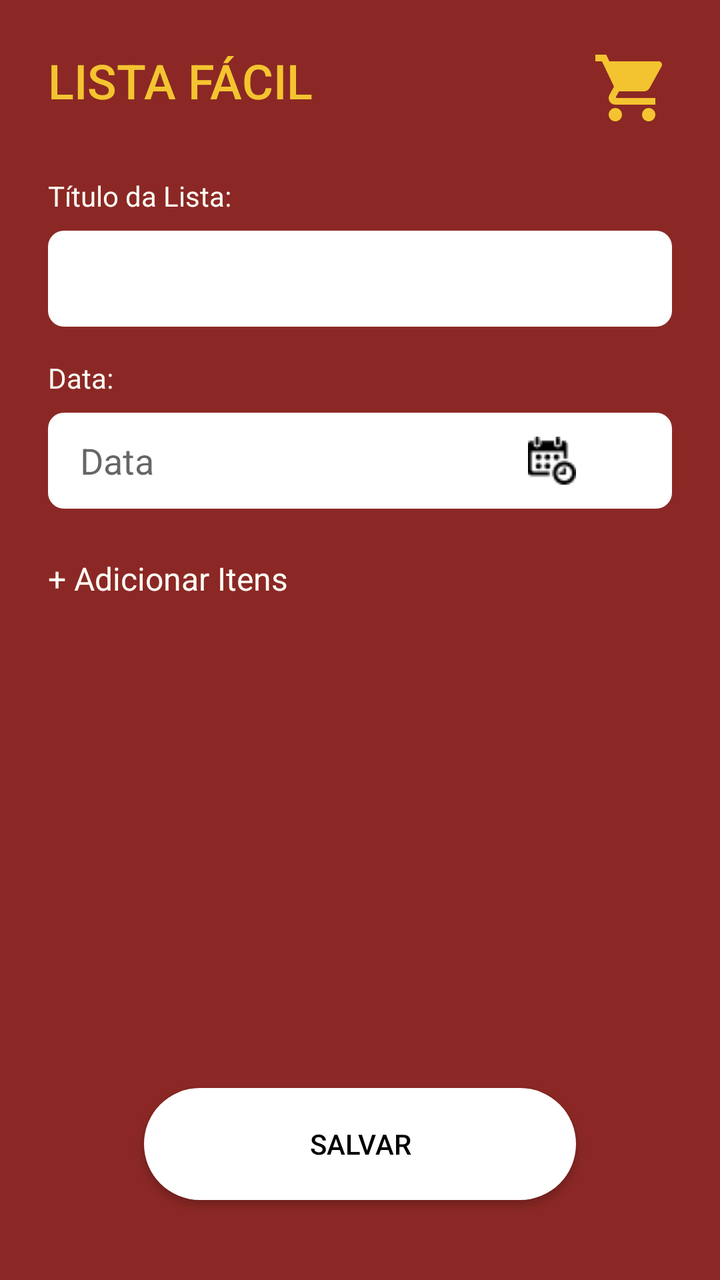
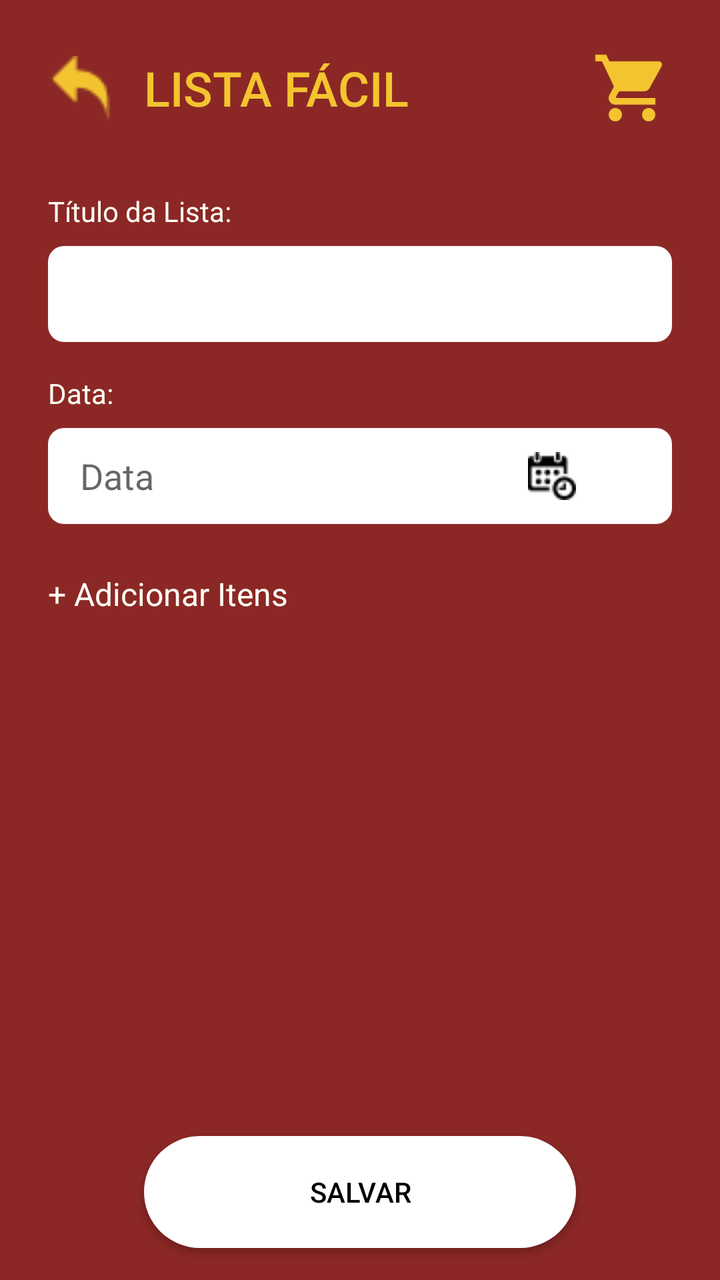

Screens rendered from an Android XML layout before and after an edit, with the pre-edit source and the edit as a unified diff.
<!-- AndroidManifest.xml: application theme Theme.ListaFacil -->
<!-- res/layout/activity_adicionar_lista.xml -->
<?xml version="1.0" encoding="utf-8"?>
<ScrollView
    xmlns:android="http://schemas.android.com/apk/res/android"
    xmlns:app="http://schemas.android.com/apk/res-auto"
    android:layout_width="match_parent"
    android:layout_height="match_parent"
    android:background="@color/primary_red"
    android:fillViewport="true">

    <androidx.constraintlayout.widget.ConstraintLayout
        android:layout_width="match_parent"
        android:layout_height="wrap_content"
        android:padding="24dp">

        <TextView
            android:id="@+id/tvTitle"
            android:layout_width="wrap_content"
            android:layout_height="wrap_content"
            android:text="LISTA FÁCIL"
            android:textSize="24sp"
            android:textColor="@color/accent_gold"
            android:fontFamily="sans-serif-medium"
            app:layout_constraintTop_toTopOf="parent"
            app:layout_constraintStart_toStartOf="parent" />

        <ImageView
            android:id="@+id/ivCart"
            android:layout_width="40dp"
            android:layout_height="40dp"
            android:src="@drawable/ic_cart"
            app:tint="@color/accent_gold"
            app:layout_constraintTop_toTopOf="parent"
            app:layout_constraintEnd_toEndOf="parent"
            android:contentDescription="@string/app_name" />

        <TextView
            android:id="@+id/tvTitleLabel"
            android:layout_width="wrap_content"
            android:layout_height="wrap_content"
            android:text="@string/title_list"
            android:textSize="14sp"
            android:textColor="@color/text_white"
            android:layout_marginTop="32dp"
            app:layout_constraintTop_toBottomOf="@id/tvTitle"
            app:layout_constraintStart_toStartOf="parent" />

        <EditText
            android:id="@+id/etListTitle"
            android:layout_width="0dp"
            android:layout_height="48dp"
            android:background="@drawable/bg_edit_text"
            android:paddingStart="16dp"
            android:paddingEnd="16dp"
            android:textColor="@color/black"
            android:layout_marginTop="8dp"
            app:layout_constraintTop_toBottomOf="@id/tvTitleLabel"
            app:layout_constraintStart_toStartOf="parent"
            app:layout_constraintEnd_toEndOf="parent" />

        <TextView
            android:id="@+id/tvDateLabel"
            android:layout_width="wrap_content"
            android:layout_height="wrap_content"
            android:text="@string/date"
            android:textSize="14sp"
            android:textColor="@color/text_white"
            android:layout_marginTop="16dp"
            app:layout_constraintTop_toBottomOf="@id/etListTitle"
            app:layout_constraintStart_toStartOf="parent" />

        <EditText
            android:id="@+id/etDate"
            android:layout_width="0dp"
            android:layout_height="48dp"
            android:background="@drawable/bg_edit_text"
            android:paddingStart="16dp"
            android:paddingEnd="48dp"
            android:textColor="@color/black"
            android:inputType="date"
            android:hint="Data"
            android:drawableEnd="@drawable/calendar2"
            android:focusable="false"
            android:clickable="true"
            android:layout_marginTop="8dp"
            app:layout_constraintTop_toBottomOf="@id/tvDateLabel"
            app:layout_constraintStart_toStartOf="parent"
            app:layout_constraintEnd_toEndOf="parent" />


        <TextView
            android:id="@+id/tvAddItems"
            android:layout_width="wrap_content"
            android:layout_height="wrap_content"
            android:text="@string/add_items"
            android:textSize="16sp"
            android:textColor="@color/text_white"
            android:layout_marginTop="24dp"
            app:layout_constraintTop_toBottomOf="@id/etDate"
            app:layout_constraintStart_toStartOf="parent" />

        <androidx.recyclerview.widget.RecyclerView
            android:id="@+id/rvItems"
            android:layout_width="0dp"
            android:layout_height="wrap_content"
            app:layout_constraintBottom_toTopOf="@+id/btnSalvar"
            app:layout_constraintEnd_toEndOf="parent"
            app:layout_constraintHorizontal_bias="0.0"
            app:layout_constraintStart_toStartOf="parent"
            app:layout_constraintTop_toBottomOf="@id/tvAddItems"
            app:layout_constraintVertical_bias="0.1" />

        <androidx.appcompat.widget.AppCompatButton
            android:id="@+id/btnSalvar"
            android:layout_width="0dp"
            android:layout_height="56dp"
            android:layout_marginStart="48dp"
            android:layout_marginEnd="48dp"
            android:layout_marginBottom="16dp"
            android:background="@drawable/bg_button"
            android:text="@string/save"
            android:textColor="@color/black"
            app:layout_constraintBottom_toBottomOf="parent"
            app:layout_constraintEnd_toEndOf="parent"
            app:layout_constraintStart_toStartOf="parent" />

    </androidx.constraintlayout.widget.ConstraintLayout>
</ScrollView>
<!-- resources referenced by this layout -->
<resources>
  <color name="accent_gold">#F4C430</color>
  <color name="black">#000000</color>
  <color name="primary_red">#8B2825</color>
  <color name="text_white">#FFFEF5</color>
  <!-- drawable bg_button (drawable) -->
  <?xml version="1.0" encoding="utf-8"?>
  <shape xmlns:android="http://schemas.android.com/apk/res/android">
      <solid android:color="@color/white" />
      <corners android:radius="28dp" />
  </shape>
  <!-- drawable bg_edit_text (drawable) -->
  <?xml version="1.0" encoding="utf-8"?>
  <shape xmlns:android="http://schemas.android.com/apk/res/android">
      <solid android:color="@color/white" />
      <corners android:radius="8dp" />
  </shape>
  <!-- drawable calendar2: png bitmap (drawable, 765 bytes) -->
  <!-- drawable ic_cart (drawable) -->
  <vector xmlns:android="http://schemas.android.com/apk/res/android"
      android:width="24dp"
      android:height="24dp"
      android:viewportWidth="24"
      android:viewportHeight="24">
      <path
          android:fillColor="@color/accent_gold"
          android:pathData="M7,18c-1.1,0 -1.99,0.9 -1.99,2S5.9,22 7,22s2,-0.9 2,-2 -0.9,-2 -2,-2zM1,2v2h2l3.6,7.59 -1.35,2.45c-0.16,0.28 -0.25,0.61 -0.25,0.96 0,1.1 0.9,2 2,2h12v-2L7.42,15c-0.14,0 -0.25,-0.11 -0.25,-0.25l0.03,-0.12 0.9,-1.63h7.45c0.75,0 1.41,-0.41 1.75,-1.03l3.58,-6.49c0.08,-0.14 0.12,-0.31 0.12,-0.48 0,-0.55 -0.45,-1 -1,-1L5.21,4l-0.94,-2L1,2zM17,18c-1.1,0 -1.99,0.9 -1.99,2s0.89,2 1.99,2 2,-0.9 2,-2 -0.9,-2 -2,-2z"/>
  </vector>
  <string name="add_items">+ Adicionar Itens</string>
  <string name="app_name">ListaFácil</string>
  <string name="date">Data:</string>
  <string name="save">SALVAR</string>
  <string name="title_list">Título da Lista:</string>
  <style name="Theme.ListaFacil" parent="Theme.MaterialComponents.DayNight.NoActionBar">
          <item name="colorPrimary">@color/primary_red</item>
          <item name="colorPrimaryDark">@color/primary_dark</item>
          <item name="colorAccent">@color/accent_gold</item>
          <item name="android:statusBarColor">@color/primary_dark</item>
      </style>
  <color name="white">#FFFFFF</color>
  <color name="primary_dark">#6B1A18</color>
</resources>

<!-- the commit's change to res/layout/activity_adicionar_lista.xml (unified diff, before → after) -->
@@ -1,38 +1,59 @@
 <?xml version="1.0" encoding="utf-8"?>
-<ScrollView
+<androidx.constraintlayout.widget.ConstraintLayout
     xmlns:android="http://schemas.android.com/apk/res/android"
     xmlns:app="http://schemas.android.com/apk/res-auto"
     android:layout_width="match_parent"
     android:layout_height="match_parent"
-    android:background="@color/primary_red"
-    android:fillViewport="true">
+    android:background="@color/primary_red">
 
-    <androidx.constraintlayout.widget.ConstraintLayout
-        android:layout_width="match_parent"
+    
+    <LinearLayout
+        android:id="@+id/llHeader"
+        android:layout_width="0dp"
         android:layout_height="wrap_content"
-        android:padding="24dp">
+        android:orientation="vertical"
+        android:padding="24dp"
+        android:paddingBottom="16dp"
+        app:layout_constraintTop_toTopOf="parent"
+        app:layout_constraintStart_toStartOf="parent"
+        app:layout_constraintEnd_toEndOf="parent">
 
-        <TextView
-            android:id="@+id/tvTitle"
-            android:layout_width="wrap_content"
+        
+        <LinearLayout
+            android:layout_width="match_parent"
             android:layout_height="wrap_content"
-            android:text="LISTA FÁCIL"
-            android:textSize="24sp"
-            android:textColor="@color/accent_gold"
-            android:fontFamily="sans-serif-medium"
-            app:layout_constraintTop_toTopOf="parent"
-            app:layout_constraintStart_toStartOf="parent" />
+            android:orientation="horizontal"
+            android:gravity="center_vertical">
 
-        <ImageView
-            android:id="@+id/ivCart"
-            android:layout_width="40dp"
-            android:layout_height="40dp"
-            android:src="@drawable/ic_cart"
-            app:tint="@color/accent_gold"
-            app:layout_constraintTop_toTopOf="parent"
-            app:layout_constraintEnd_toEndOf="parent"
-            android:contentDescription="@string/app_name" />
+            <ImageView
+                android:id="@+id/ivBack"
+                android:layout_width="32dp"
+                android:layout_height="32dp"
+                android:src="@drawable/ic_arrow_back"
+                app:tint="@color/accent_gold"
+                android:contentDescription="Voltar" />
 
+            <TextView
+                android:id="@+id/tvTitle"
+                android:layout_width="0dp"
+                android:layout_height="wrap_content"
+                android:layout_weight="1"
+                android:layout_marginStart="16dp"
+                android:text="LISTA FÁCIL"
+                android:textSize="24sp"
+                android:textColor="@color/accent_gold"
+                android:fontFamily="sans-serif-medium" />
+
+            <ImageView
+                android:id="@+id/ivCart"
+                android:layout_width="40dp"
+                android:layout_height="40dp"
+                android:src="@drawable/ic_cart"
+                app:tint="@color/accent_gold"
+                android:contentDescription="@string/app_name" />
+        </LinearLayout>
+
+        
         <TextView
             android:id="@+id/tvTitleLabel"
             android:layout_width="wrap_content"
@@ -40,23 +61,19 @@
             android:text="@string/title_list"
             android:textSize="14sp"
             android:textColor="@color/text_white"
-            android:layout_marginTop="32dp"
-            app:layout_constraintTop_toBottomOf="@id/tvTitle"
-            app:layout_constraintStart_toStartOf="parent" />
+            android:layout_marginTop="32dp" />
 
         <EditText
             android:id="@+id/etListTitle"
-            android:layout_width="0dp"
+            android:layout_width="match_parent"
             android:layout_height="48dp"
             android:background="@drawable/bg_edit_text"
             android:paddingStart="16dp"
             android:paddingEnd="16dp"
             android:textColor="@color/black"
-            android:layout_marginTop="8dp"
-            app:layout_constraintTop_toBottomOf="@id/tvTitleLabel"
-            app:layout_constraintStart_toStartOf="parent"
-            app:layout_constraintEnd_toEndOf="parent" />
+            android:layout_marginTop="8dp" />
 
+        
         <TextView
             android:id="@+id/tvDateLabel"
             android:layout_width="wrap_content"
@@ -64,13 +81,11 @@
             android:text="@string/date"
             android:textSize="14sp"
             android:textColor="@color/text_white"
-            android:layout_marginTop="16dp"
-            app:layout_constraintTop_toBottomOf="@id/etListTitle"
-            app:layout_constraintStart_toStartOf="parent" />
+            android:layout_marginTop="16dp" />
 
         <EditText
             android:id="@+id/etDate"
-            android:layout_width="0dp"
+            android:layout_width="match_parent"
             android:layout_height="48dp"
             android:background="@drawable/bg_edit_text"
             android:paddingStart="16dp"
@@ -81,12 +96,9 @@
             android:drawableEnd="@drawable/calendar2"
             android:focusable="false"
             android:clickable="true"
-            android:layout_marginTop="8dp"
-            app:layout_constraintTop_toBottomOf="@id/tvDateLabel"
-            app:layout_constraintStart_toStartOf="parent"
-            app:layout_constraintEnd_toEndOf="parent" />
+            android:layout_marginTop="8dp" />
 
-
+        
         <TextView
             android:id="@+id/tvAddItems"
             android:layout_width="wrap_content"
@@ -94,34 +106,53 @@
             android:text="@string/add_items"
             android:textSize="16sp"
             android:textColor="@color/text_white"
-            android:layout_marginTop="24dp"
-            app:layout_constraintTop_toBottomOf="@id/etDate"
-            app:layout_constraintStart_toStartOf="parent" />
+            android:layout_marginTop="24dp" />
 
-        <androidx.recyclerview.widget.RecyclerView
-            android:id="@+id/rvItems"
-            android:layout_width="0dp"
+    </LinearLayout>
+
+    
+    <androidx.core.widget.NestedScrollView
+        android:id="@+id/scrollView"
+        android:layout_width="0dp"
+        android:layout_height="0dp"
+        android:fillViewport="false"
+        app:layout_constraintTop_toBottomOf="@id/llHeader"
+        app:layout_constraintBottom_toTopOf="@id/btnSalvar"
+        app:layout_constraintStart_toStartOf="parent"
+        app:layout_constraintEnd_toEndOf="parent">
+
+        <LinearLayout
+            android:layout_width="match_parent"
             android:layout_height="wrap_content"
-            app:layout_constraintBottom_toTopOf="@+id/btnSalvar"
-            app:layout_constraintEnd_toEndOf="parent"
-            app:layout_constraintHorizontal_bias="0.0"
-            app:layout_constraintStart_toStartOf="parent"
-            app:layout_constraintTop_toBottomOf="@id/tvAddItems"
-            app:layout_constraintVertical_bias="0.1" />
+            android:orientation="vertical"
+            android:paddingStart="24dp"
+            android:paddingEnd="24dp"
+            android:paddingBottom="16dp">
 
-        <androidx.appcompat.widget.AppCompatButton
-            android:id="@+id/btnSalvar"
-            android:layout_width="0dp"
-            android:layout_height="56dp"
-            android:layout_marginStart="48dp"
-            android:layout_marginEnd="48dp"
-            android:layout_marginBottom="16dp"
-            android:background="@drawable/bg_button"
-            android:text="@string/save"
-            android:textColor="@color/black"
-            app:layout_constraintBottom_toBottomOf="parent"
-            app:layout_constraintEnd_toEndOf="parent"
-            app:layout_constraintStart_toStartOf="parent" />
+            
+            <androidx.recyclerview.widget.RecyclerView
+                android:id="@+id/rvItems"
+                android:layout_width="match_parent"
+                android:layout_height="wrap_content"
+                android:nestedScrollingEnabled="false" />
 
-    </androidx.constraintlayout.widget.ConstraintLayout>
-</ScrollView>
+        </LinearLayout>
+
+    </androidx.core.widget.NestedScrollView>
+
+    
+    <androidx.appcompat.widget.AppCompatButton
+        android:id="@+id/btnSalvar"
+        android:layout_width="0dp"
+        android:layout_height="56dp"
+        android:layout_marginStart="72dp"
+        android:layout_marginEnd="72dp"
+        android:layout_marginBottom="16dp"
+        android:background="@drawable/bg_button"
+        android:text="@string/save"
+        android:textColor="@color/black"
+        app:layout_constraintBottom_toBottomOf="parent"
+        app:layout_constraintEnd_toEndOf="parent"
+        app:layout_constraintStart_toStartOf="parent" />
+
+</androidx.constraintlayout.widget.ConstraintLayout>
<!-- resource entries referenced after the edit -->
@@ -17,6 +17,7 @@
       <corners android:radius="8dp" />
   </shape>
   <!-- drawable calendar2: png bitmap (drawable, 765 bytes) -->
+  <!-- drawable ic_arrow_back: png bitmap (drawable, 586 bytes) -->
   <!-- drawable ic_cart (drawable) -->
   <vector xmlns:android="http://schemas.android.com/apk/res/android"
       android:width="24dp"
